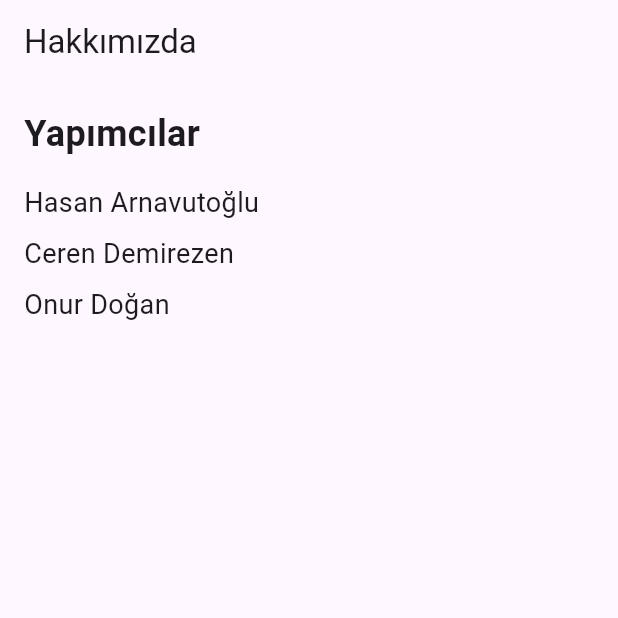
After one commit to kamahivari/QR-Interaction-SNet, a Flutter app: the screen it shows once a user with an empty profile is signed in, after a tap on an icon or button, on a phone screen of 412 x 824 dp, the top half of it. The commit adds this screen. Run offline on Flutter 3.47's test engine with Material 3 defaults, Android fonts, the phone set to English and light mode, and no system bars; our stand-ins replace cloud_firestore, firebase_auth, firebase_core, ionicons, qr_flutter, share; missing offline and left inert: qr_code_scanner; accounts and stored records are empty; network calls fail.

Commit message:
fix fix fix

```diff
--- /dev/null
+++ b/flutter_application_1/lib/aboutus.dart
@@ -0,0 +1,43 @@
+import 'package:flutter/material.dart';
+
+
+
+class AboutUS extends StatelessWidget {
+  @override
+  Widget build(BuildContext context) {
+    return MaterialApp(
+      home: Scaffold(
+        appBar: AppBar(
+          title: Text('Hakkımızda'),
+        ),
+        body: Padding(
+          padding: const EdgeInsets.all(16.0),
+          child: Column(
+            crossAxisAlignment: CrossAxisAlignment.start,
+            children: <Widget>[
+              Text(
+                'Yapımcılar',
+                style: TextStyle(fontSize: 24, fontWeight: FontWeight.bold),
+              ),
+              SizedBox(height: 16),
+              Text(
+                'Hasan Arnavutoğlu',
+                style: TextStyle(fontSize: 18),
+              ),
+              SizedBox(height: 8),
+              Text(
+                'Ceren Demirezen',
+                style: TextStyle(fontSize: 18),
+              ),
+              SizedBox(height: 8),
+              Text(
+                'Onur Doğan',
+                style: TextStyle(fontSize: 18),
+              ),
+            ],
+          ),
+        ),
+      ),
+    );
+  }
+}
--- a/flutter_application_1/lib/account_screen.dart
+++ b/flutter_application_1/lib/account_screen.dart
@@ -112,6 +112,7 @@ class _AccountScreenState extends State<AccountScreen> {
                 iconColor: Colors.red,
                 onTap: () async {
                   await authService.signOut();
+                  Navigator.pop(context);
                 },
               ),
             ],
--- a/flutter_application_1/lib/create_label_view.dart
+++ b/flutter_application_1/lib/create_label_view.dart
@@ -19,7 +19,7 @@ class CreateLabelView extends StatelessWidget {
     return Scaffold(
       appBar: AppBar(title: Text("Etiket Oluştur")),
       body: Padding(
-        padding: const EdgeInsets.all(16.0),
+        padding: const EdgeInsets.all(13.0),
         child: Column(
           children: [
             TextField(
@@ -47,7 +47,7 @@ class CreateLabelView extends StatelessWidget {
               controller: adresController,
               decoration: InputDecoration(labelText: "Adres"),
             ),
-            SizedBox(height: 20),
+
             ElevatedButton(
               onPressed: () async {
                 final docRef = await _firestore
--- a/flutter_application_1/lib/home_page.dart
+++ b/flutter_application_1/lib/home_page.dart
@@ -3,8 +3,10 @@ import 'package:flutter/material.dart';
 import 'package:flutter/services.dart';
 import 'package:cloud_firestore/cloud_firestore.dart';
 import 'package:firebase_auth/firebase_auth.dart';
+import 'package:flutter_application_1/aboutus.dart';
 import 'package:flutter_application_1/account_screen.dart';
 import 'package:flutter_application_1/chats_screen.dart';
+import 'package:flutter_application_1/help.dart';
 import 'package:flutter_application_1/home_view.dart';
 import 'package:flutter_application_1/label_detail_view.dart';
 import 'package:flutter_application_1/qr_scanner_view.dart';
@@ -162,11 +164,18 @@ class _MyHomePageState extends State<MyHomePage> {
                   itemDashboard(
                       'Yardım', CupertinoIcons.heart_circle, Colors.red, () {
                     print('Yardım tıklandı');
+                     Navigator.of(context).push(
+                      MaterialPageRoute(builder: (context) => HelpScreen()),
+                    );
                   }),
                   itemDashboard(
                       'Hakkımızda', CupertinoIcons.question_circle, Colors.blue,
                       () {
                     print('Hakkımızda tıklandı');
+                     Navigator.of(context).push(
+                      MaterialPageRoute(builder: (context) => AboutUS()),
+                    );
+
                   }),
                 ],
               ),
--- a/flutter_application_1/lib/login_view.dart
+++ b/flutter_application_1/lib/login_view.dart
@@ -116,7 +116,7 @@ class _LoginViewState extends State<LoginView> {
     )),
   );
             }, child: _buildBlueText("Kaydınız yok mu? Hemen kayıt oluşturun."),),
-        _buildOtherLogin(),
+
       ],
     );
   }
--- a/flutter_application_1/lib/register_page.dart
+++ b/flutter_application_1/lib/register_page.dart
@@ -108,7 +108,7 @@ class _RegisterPageState extends State<RegisterPage> {
         const SizedBox(height: 20),
         _buildRegisterButton(),
         const SizedBox(height: 20),
-        _buildOtherLogin(),
+
       ],
     );
   }
```
Also changed, not shown: flutter_application_1/lib/edit_screen.dart (+20 -54 lines), flutter_application_1/lib/help.dart (added, +29 -0 lines), flutter_application_1/lib/services/auth_service.dart (+14 -0 lines).
